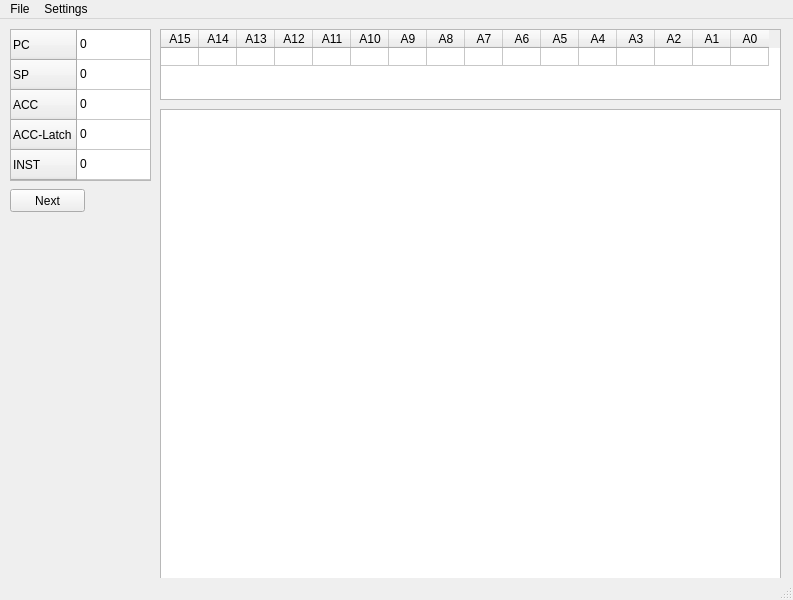
Qt form Code/ui/Intel8080_MainWindow.ui (NicoSchrodt/8-Bit-Simulator) before a commit.
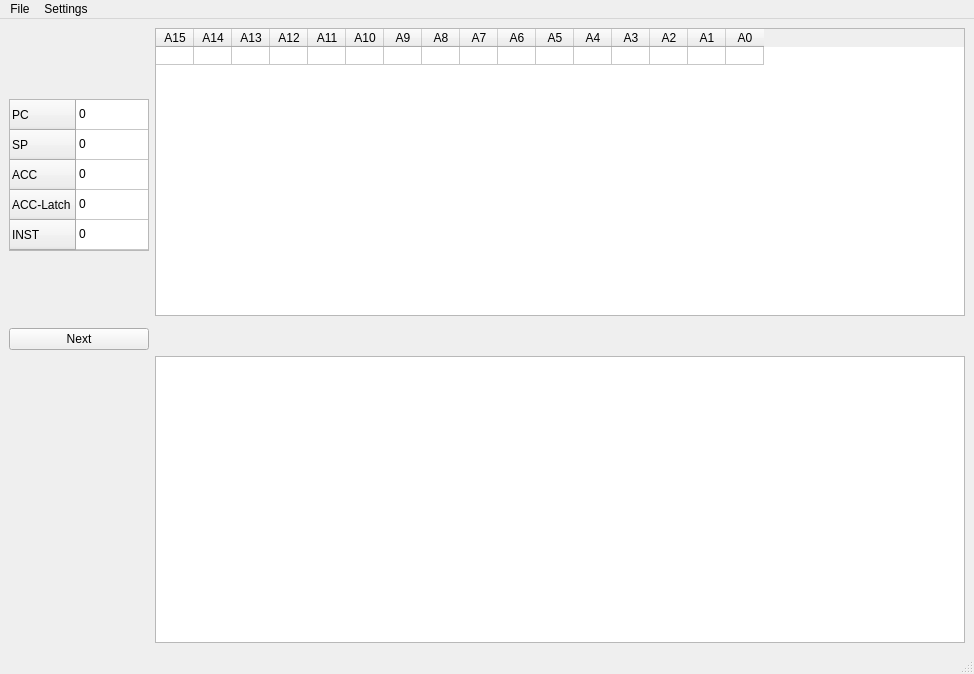
The same form after that commit.

Commit message: Tested Layout-Changes to make dynamic resizing possible

```diff
--- a/Code/ui/Intel8080_MainWindow.ui
+++ b/Code/ui/Intel8080_MainWindow.ui
@@ -6,122 +6,17 @@
    <rect>
     <x>0</x>
     <y>0</y>
-    <width>793</width>
-    <height>600</height>
+    <width>974</width>
+    <height>674</height>
    </rect>
   </property>
   <property name="windowTitle">
    <string>MainWindow</string>
   </property>
   <widget class="QWidget" name="centralwidget">
-   <widget class="QTableWidget" name="Registers_table">
-    <property name="geometry">
-     <rect>
-      <x>10</x>
-      <y>10</y>
-      <width>141</width>
-      <height>152</height>
-     </rect>
-    </property>
-    <property name="sizePolicy">
-     <sizepolicy hsizetype="Expanding" vsizetype="Expanding">
-      <horstretch>0</horstretch>
-      <verstretch>0</verstretch>
-     </sizepolicy>
-    </property>
-    <attribute name="horizontalHeaderVisible">
-     <bool>false</bool>
-    </attribute>
-    <attribute name="horizontalHeaderCascadingSectionResizes">
-     <bool>true</bool>
-    </attribute>
-    <attribute name="horizontalHeaderMinimumSectionSize">
-     <number>0</number>
-    </attribute>
-    <attribute name="horizontalHeaderDefaultSectionSize">
-     <number>74</number>
-    </attribute>
-    <attribute name="verticalHeaderCascadingSectionResizes">
-     <bool>true</bool>
-    </attribute>
-    <row>
-     <property name="text">
-      <string>PC</string>
-     </property>
-    </row>
-    <row>
-     <property name="text">
-      <string>SP</string>
-     </property>
-    </row>
-    <row>
-     <property name="text">
-      <string>ACC</string>
-     </property>
-    </row>
-    <row>
-     <property name="text">
-      <string>ACC-Latch</string>
-     </property>
-    </row>
-    <row>
-     <property name="text">
-      <string>INST</string>
-     </property>
-    </row>
-    <column>
-     <property name="text">
-      <string/>
-     </property>
-    </column>
-    <item row="0" column="0">
-     <property name="text">
-      <string>0</string>
-     </property>
-    </item>
-    <item row="1" column="0">
-     <property name="text">
-      <string>0</string>
-     </property>
-    </item>
-    <item row="2" column="0">
-     <property name="text">
-      <string>0</string>
-     </property>
-    </item>
-    <item row="3" column="0">
-     <property name="text">
-      <string>0</string>
-     </property>
-    </item>
-    <item row="4" column="0">
-     <property name="text">
-      <string>0</string>
-     </property>
-    </item>
-   </widget>
-   <widget class="QPushButton" name="next_button">
-    <property name="geometry">
-     <rect>
-      <x>10</x>
-      <y>170</y>
-      <width>75</width>
-      <height>23</height>
-     </rect>
-    </property>
-    <property name="text">
-     <string>Next</string>
-    </property>
-   </widget>
+   <layout class="QGridLayout" name="gridLayout">
+    <item row="0" column="1">
    <widget class="QTableWidget" name="AddressLatch_table">
-    <property name="geometry">
-     <rect>
-      <x>160</x>
-      <y>10</y>
-      <width>621</width>
-      <height>71</height>
-     </rect>
-    </property>
     <attribute name="horizontalHeaderVisible">
      <bool>true</bool>
     </attribute>
@@ -229,15 +124,16 @@
      </property>
     </column>
    </widget>
+    </item>
+    <item row="2" column="0">
+     <widget class="QPushButton" name="next_button">
+      <property name="text">
+       <string>Next</string>
+      </property>
+     </widget>
+    </item>
+    <item row="3" column="1">
    <widget class="QTableWidget" name="Program_table">
-    <property name="geometry">
-     <rect>
-      <x>160</x>
-      <y>90</y>
-      <width>621</width>
-      <height>471</height>
-     </rect>
-    </property>
     <attribute name="horizontalHeaderVisible">
      <bool>false</bool>
     </attribute>
@@ -261,13 +157,107 @@
      </property>
     </column>
    </widget>
+    </item>
+    <item row="0" column="0" rowspan="2">
+     <widget class="QTableWidget" name="Registers_table">
+      <property name="sizePolicy">
+       <sizepolicy hsizetype="Expanding" vsizetype="Expanding">
+        <horstretch>0</horstretch>
+        <verstretch>0</verstretch>
+       </sizepolicy>
+      </property>
+      <property name="minimumSize">
+       <size>
+        <width>140</width>
+        <height>152</height>
+       </size>
+      </property>
+      <property name="maximumSize">
+       <size>
+        <width>140</width>
+        <height>152</height>
+       </size>
+      </property>
+      <attribute name="horizontalHeaderVisible">
+       <bool>false</bool>
+      </attribute>
+      <attribute name="horizontalHeaderCascadingSectionResizes">
+       <bool>true</bool>
+      </attribute>
+      <attribute name="horizontalHeaderMinimumSectionSize">
+       <number>0</number>
+      </attribute>
+      <attribute name="horizontalHeaderDefaultSectionSize">
+       <number>74</number>
+      </attribute>
+      <attribute name="verticalHeaderCascadingSectionResizes">
+       <bool>true</bool>
+      </attribute>
+      <row>
+       <property name="text">
+        <string>PC</string>
+       </property>
+      </row>
+      <row>
+       <property name="text">
+        <string>SP</string>
+       </property>
+      </row>
+      <row>
+       <property name="text">
+        <string>ACC</string>
+       </property>
+      </row>
+      <row>
+       <property name="text">
+        <string>ACC-Latch</string>
+       </property>
+      </row>
+      <row>
+       <property name="text">
+        <string>INST</string>
+       </property>
+      </row>
+      <column>
+       <property name="text">
+        <string/>
+       </property>
+      </column>
+      <item row="0" column="0">
+       <property name="text">
+        <string>0</string>
+       </property>
+      </item>
+      <item row="1" column="0">
+       <property name="text">
+        <string>0</string>
+       </property>
+      </item>
+      <item row="2" column="0">
+       <property name="text">
+        <string>0</string>
+       </property>
+      </item>
+      <item row="3" column="0">
+       <property name="text">
+        <string>0</string>
+       </property>
+      </item>
+      <item row="4" column="0">
+       <property name="text">
+        <string>0</string>
+       </property>
+      </item>
+     </widget>
+    </item>
+   </layout>
   </widget>
   <widget class="QMenuBar" name="menubar">
    <property name="geometry">
     <rect>
      <x>0</x>
      <y>0</y>
-     <width>793</width>
+     <width>974</width>
      <height>21</height>
     </rect>
    </property>
```
Lines whose indentation alone changed are shown as unchanged. The commit also changes 1 other file.
